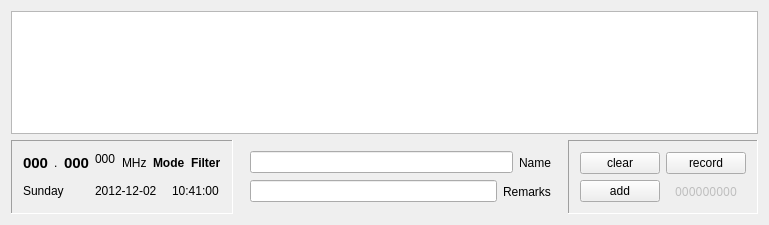
Old version of the form trunk/src/QtRadio/Plugins/LogBook.ui in the repository wmoore/ghpsdr3-alex.
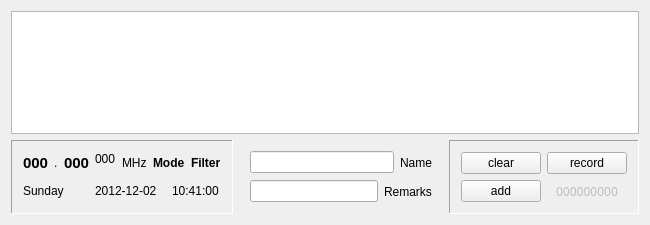
New version of the form.

What changed in the file:
```diff
--- a/trunk/src/QtRadio/Plugins/LogBook.ui
+++ b/trunk/src/QtRadio/Plugins/LogBook.ui
@@ -6,7 +6,7 @@
    <rect>
     <x>0</x>
     <y>0</y>
-    <width>769</width>
+    <width>650</width>
     <height>225</height>
    </rect>
   </property>
```
